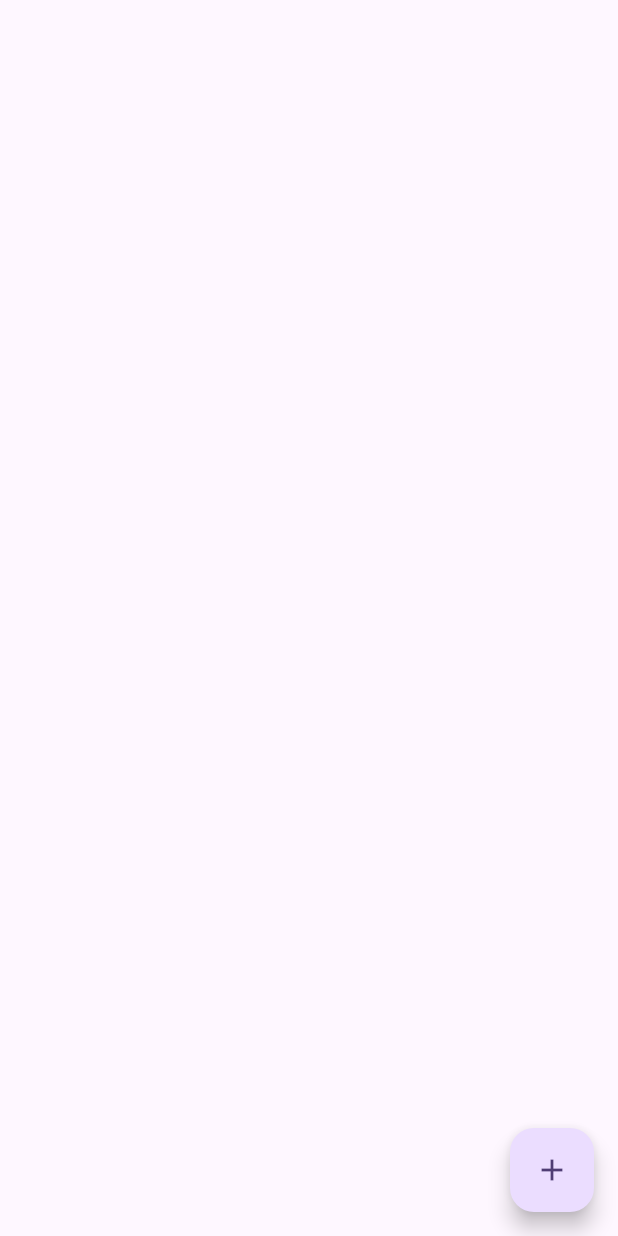
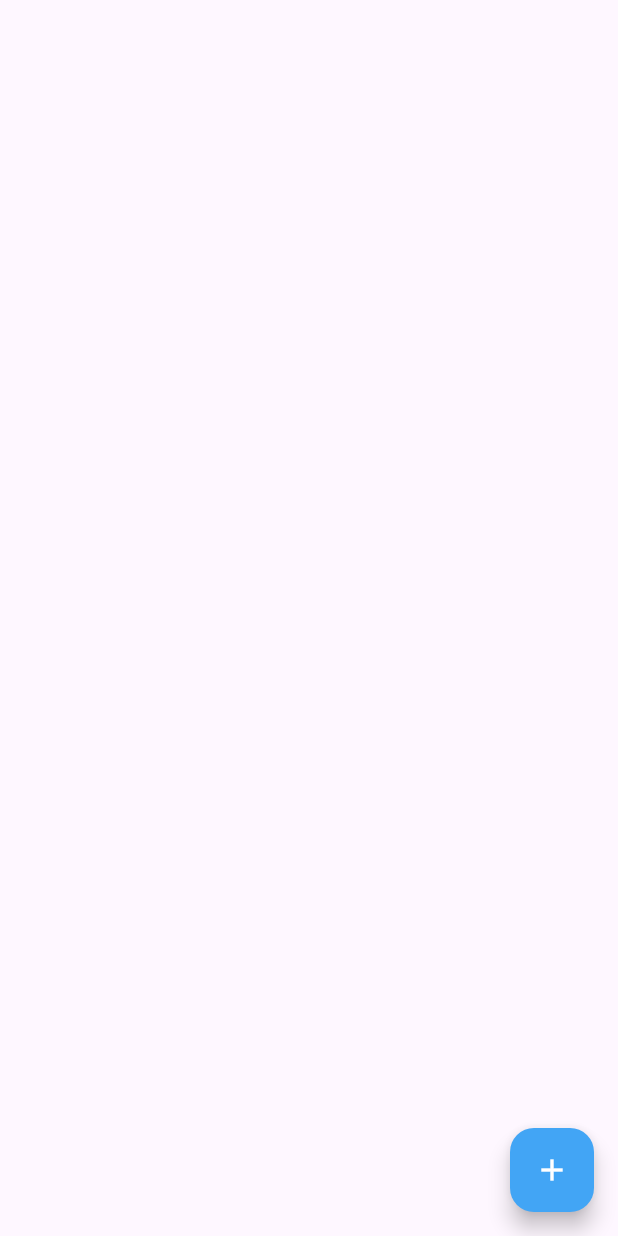
Before and after one commit to caiohsj/todo_flutter, a Flutter app: the screen it shows after launch, on a phone screen of 412 x 824 dp. Run offline on Flutter 3.47's test engine with Material 2 defaults, Android fonts, the phone set to English and light mode, and no system bars.

Commit message:
feat: fab style

```diff
--- a/lib/pages/home_page.dart
+++ b/lib/pages/home_page.dart
@@ -40,7 +40,8 @@ class _HomePageState extends State<HomePage> {
       floatingActionButton: FloatingActionButton(
         onPressed: navigateToCreateTask,
         tooltip: 'Add Task',
-        child: const Icon(Icons.add),
+        backgroundColor: Colors.blue[400],
+        child: const Icon(Icons.add, color: Colors.white),
       ),
     );
   }
```
